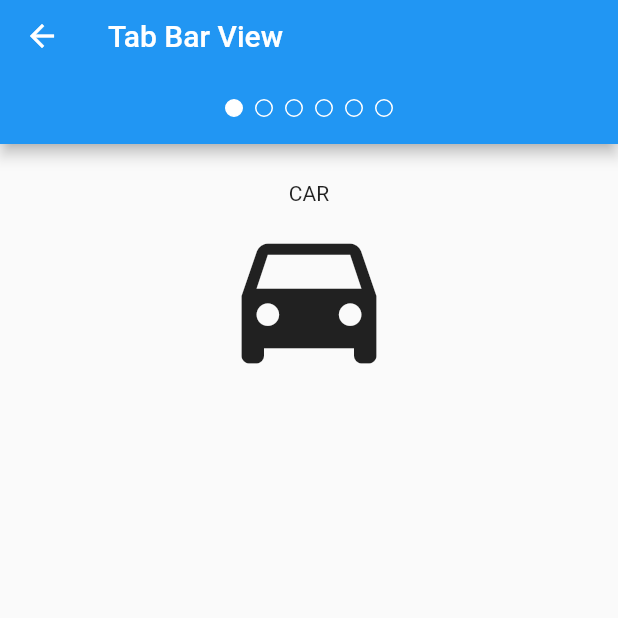
After one commit to shahidbits/flutter_guide, a Flutter app: the HomeIntermediate screen opened by its route, after a tap on "Tab Bar View", on a phone screen of 412 x 824 dp, the top half of it. The commit adds this screen. Run offline on Flutter 3.47's test engine with Material 2 defaults, Android fonts, the phone set to English and light mode, and no system bars.

Commit message:
intermediate layour widgets

```diff
--- a/lib/screens/homeIntermediate.dart
+++ b/lib/screens/homeIntermediate.dart
@@ -50,7 +50,7 @@ class HomeIntermediate extends StatelessWidget {
                 new Container(
                   padding: new EdgeInsets.all(10.0),
                   child: new Text(
-                    'Input Widgets',
+                    'Layout Widgets',
                     style: new TextStyle(
                       fontWeight: FontWeight.bold,
                     ),
@@ -59,9 +59,24 @@ class HomeIntermediate extends StatelessWidget {
                 new Column(
                   children: <Widget>[
                     new RaisedButton(
-                        child: new Text('Text Field'),
+                        child: new Text('Expansion Panel'),
                         onPressed: () {
-                          Navigator.of(context).pushNamed('/TextField');
+                          Navigator.of(context).pushNamed('/ExpansionPanel');
+                        }),
+                    new RaisedButton(
+                        child: new Text('Tab Bar View'),
+                        onPressed: () {
+                          Navigator.of(context).pushNamed('/TabBarView');
+                        }),
+                    new RaisedButton(
+                        child: new Text('Stepper'),
+                        onPressed: () {
+                          Navigator.of(context).pushNamed('/Stepper');
+                        }),
+                    new RaisedButton(
+                        child: new Text('Grid View'),
+                        onPressed: () {
+                          Navigator.of(context).pushNamed('/GridView');
                         }),
                   ],
                 ),
--- /dev/null
+++ b/lib/screens/intermediate/screenTabBarView.dart
@@ -0,0 +1,72 @@
+import 'package:flutter/material.dart';
+
+class ScreenTabBarView extends StatefulWidget {
+  @override
+  _State createState() => _State();
+}
+
+class Choice {
+  final String title;
+  final IconData icon;
+
+  const Choice(this.title, this.icon);
+}
+
+class _State extends State<ScreenTabBarView>
+    with SingleTickerProviderStateMixin {
+  TabController _controller;
+
+  List<Choice> _items = const <Choice>[
+    const Choice('CAR', Icons.directions_car),
+    const Choice('BICYCLE', Icons.directions_bike),
+    const Choice('BOAT', Icons.directions_boat),
+    const Choice('BUS', Icons.directions_bus),
+    const Choice('TRAIN', Icons.directions_railway),
+    const Choice('WALK', Icons.directions_walk),
+  ];
+
+  @override
+  void initState() {
+    _controller = new TabController(length: _items.length, vsync: this);
+  }
+
+  @override
+  Widget build(BuildContext context) {
+    return new Scaffold(
+        appBar: new AppBar(
+          title: new Text('Tab Bar View'),
+          bottom: new PreferredSize(
+            preferredSize: const Size.fromHeight(40.0),
+            child: new Theme(
+              data: Theme.of(context).copyWith(accentColor: Colors.white),
+              child: new Container(
+                height: 48.0,
+                alignment: Alignment.center,
+                child: new TabPageSelector(
+                  controller: _controller,
+                ),
+              ),
+            ),
+          ),
+        ),
+        body: new TabBarView(
+          controller: _controller,
+          children: _items.map((Choice item) {
+            return new Container(
+              padding: EdgeInsets.all(25.0),
+              child: new Center(
+                child: new Column(
+                  children: <Widget>[
+                    new Text(item.title),
+                    new Icon(
+                      item.icon,
+                      size: 120.0,
+                    ),
+                  ],
+                ),
+              ),
+            );
+          }).toList(),
+        ));
+  }
+}
```
Also changed, not shown: lib/main.dart (+8 -0 lines), lib/screens/intermediate/screenExpansionPanel.dart (added, +69 -0 lines), lib/screens/intermediate/screenGridView.dart (added, +74 -0 lines), lib/screens/intermediate/screenStepper.dart (added, +79 -0 lines).
